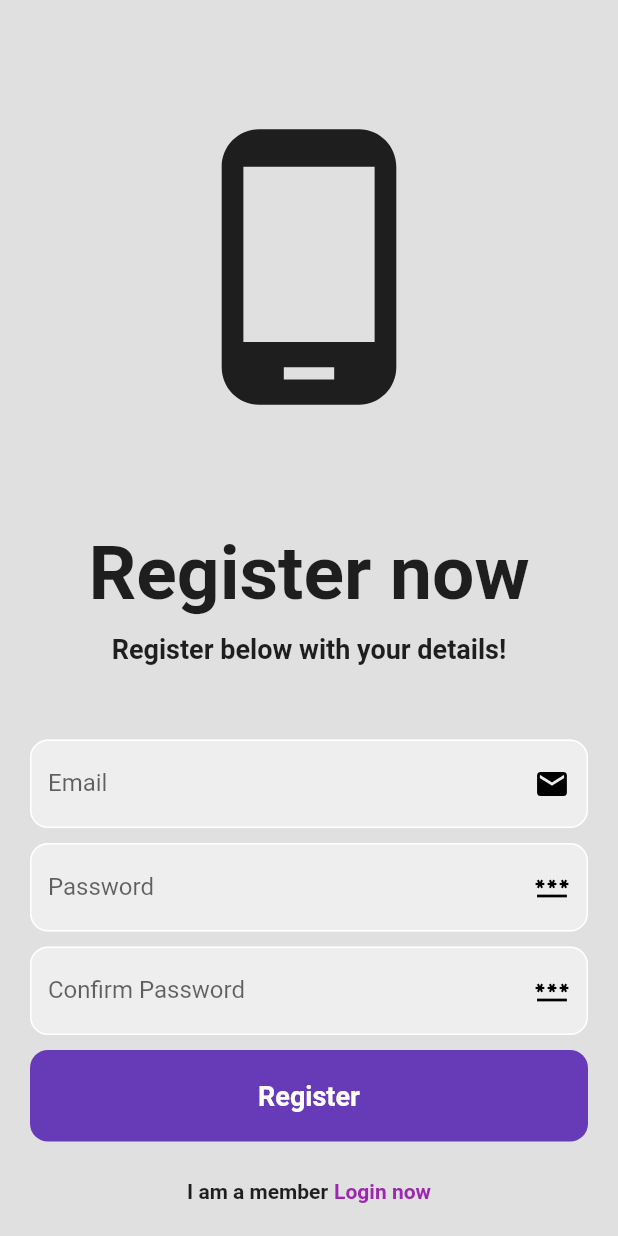
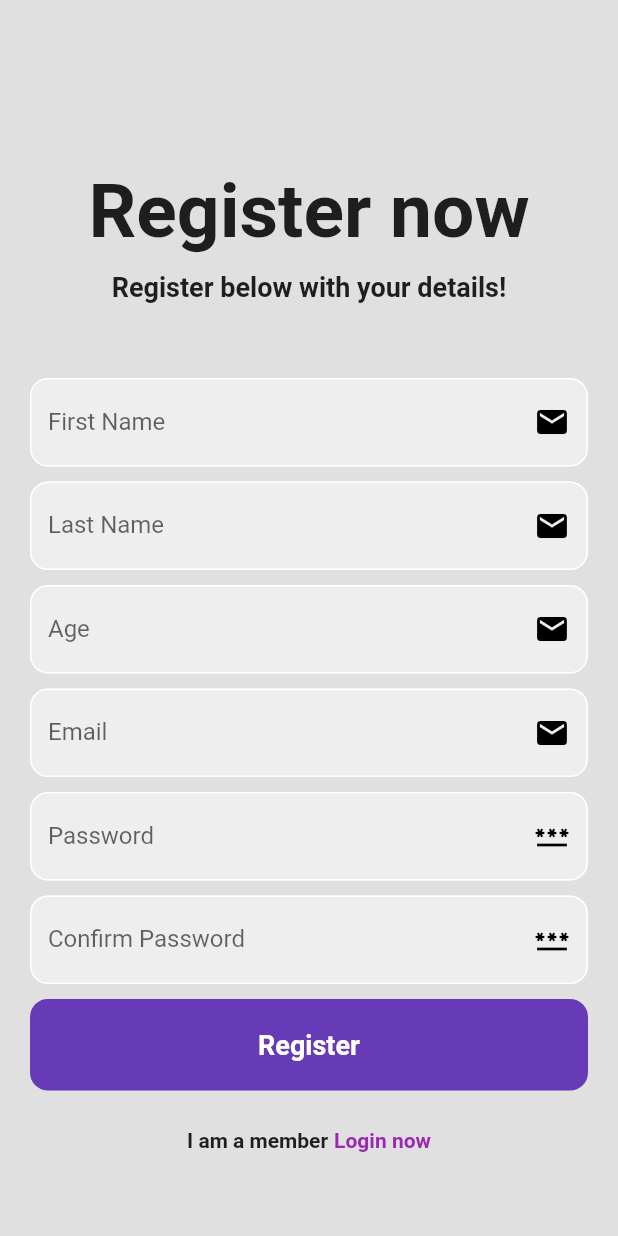
Before and after one commit to lucasantoniodev/sistema_de_login_com_firebase, a Flutter app: the screen it shows after launch, after a tap on "Register Now", on a phone screen of 412 x 824 dp. Run offline on Flutter 3.47's test engine with Material 2 defaults, Android fonts, the phone set to English and light mode, and no system bars; drawn by our look-alikes of animated_text_kit; our stand-ins replace cloud_firestore, firebase_auth, firebase_core; accounts and stored records are empty; generated files the repository leaves out were written again; network calls fail; Roboto replaces fonts that are missing (Agne).

```diff
--- a/lib/auth/auth_check.dart
+++ b/lib/auth/auth_check.dart
@@ -1,7 +1,7 @@
 import 'package:flutter/material.dart';
 import 'package:login_com_firebase/auth/auth_page.dart';
-import 'package:login_com_firebase/pages/home_page.dart';
-import 'package:login_com_firebase/services/auth_service.dart';
+import 'package:login_com_firebase/pages/home/home_page.dart';
+import 'package:login_com_firebase/services/firebase/auth_service.dart';
 import 'package:provider/provider.dart';
 
 class AuthCheck extends StatefulWidget {
@@ -27,8 +27,8 @@ class _AuthCheckState extends State<AuthCheck> {
     } else if (auth.usuario == null) {
       return const AuthPage();
     } else {
+
       return const HomePage();
     }
   }
-
 }
--- a/lib/main.dart
+++ b/lib/main.dart
@@ -2,15 +2,16 @@ import 'package:firebase_core/firebase_core.dart';
 import 'package:flutter/material.dart';
 import 'package:login_com_firebase/auth/auth_check.dart';
 import 'package:login_com_firebase/firebase_options.dart';
-import 'package:login_com_firebase/services/auth_service.dart';
+import 'package:login_com_firebase/services/firebase/auth_service.dart';
 import 'package:provider/provider.dart';
 
 void main() async {
   WidgetsFlutterBinding.ensureInitialized();
   await Firebase.initializeApp(options: DefaultFirebaseOptions.currentPlatform);
-  runApp(MultiProvider(
-      providers: [ChangeNotifierProvider(create: (context) => AuthService())],
-      child: const MyApp()));
+  runApp(MultiProvider(providers: [
+    ChangeNotifierProvider(create: (context) => AuthService()),
+
+  ], child: const MyApp()));
 }
 
 class MyApp extends StatelessWidget {
--- /dev/null
+++ b/lib/models/user_model.dart
@@ -0,0 +1,8 @@
+abstract class UserModel {
+  final String firstName;
+  final String lastName;
+  final String email;
+  final int age;
+
+  UserModel(this.firstName, this.lastName, this.email, this.age);
+}
--- a/lib/pages/login/login_page.dart
+++ b/lib/pages/login/login_page.dart
@@ -1,6 +1,6 @@
 import 'package:flutter/material.dart';
-import 'package:login_com_firebase/pages/forgot_password_page.dart';
-import 'package:login_com_firebase/services/auth_service.dart';
+import 'package:login_com_firebase/pages/forgot_password/forgot_password_page.dart';
+import 'package:login_com_firebase/services/firebase/auth_service.dart';
 import 'package:login_com_firebase/widgets/animated/custom_animated_text_widget.dart';
 import 'package:login_com_firebase/widgets/custom_button_widget.dart';
 import 'package:login_com_firebase/widgets/custom_textbutton_widget.dart';
--- a/lib/pages/register/register_page.dart
+++ b/lib/pages/register/register_page.dart
@@ -1,5 +1,6 @@
 import 'package:flutter/material.dart';
-import 'package:login_com_firebase/services/auth_service.dart';
+import 'package:login_com_firebase/services/firebase/auth_service.dart';
+import 'package:login_com_firebase/services/firebase/user_details_service.dart';
 import 'package:login_com_firebase/widgets/animated/custom_animated_text_widget.dart';
 import 'package:login_com_firebase/widgets/custom_button_widget.dart';
 import 'package:login_com_firebase/widgets/custom_textbutton_widget.dart';
@@ -19,6 +20,9 @@ class _RegisterPageState extends State<RegisterPage> {
   final _emailController = TextEditingController();
   final _passwordController = TextEditingController();
   final _confirmPasswordController = TextEditingController();
+  final _firstNameController = TextEditingController();
+  final _lastNameController = TextEditingController();
+  final _ageController = TextEditingController();
 
   register() async {
     context.read<AuthService>().passwordConfirmed(
@@ -27,6 +31,8 @@ class _RegisterPageState extends State<RegisterPage> {
       await context
           .read<AuthService>()
           .register(_emailController.text, _passwordController.text);
+      UserDetailsService.instance.addUserDetails(_firstNameController.text,
+          _lastNameController.text, _emailController.text, _ageController.text);
     } on AuthException catch (e) {
       ScaffoldMessenger.of(context)
           .showSnackBar(SnackBar(content: Text(e.message)));
@@ -37,6 +43,9 @@ class _RegisterPageState extends State<RegisterPage> {
   void dispose() {
     _emailController.dispose();
     _passwordController.dispose();
+    _firstNameController.dispose();
+    _lastNameController.dispose();
+    _ageController.dispose();
     super.dispose();
   }
 
@@ -57,13 +66,47 @@ class _RegisterPageState extends State<RegisterPage> {
                 child: Column(
               mainAxisAlignment: MainAxisAlignment.center,
               children: [
-                const Icon(Icons.phone_android, size: 200),
-                const SizedBox(height: 75),
                 const CustomTitleWidget(text: 'Register now'),
                 const SizedBox(height: 10),
                 const CustomAnimatedText(
                     text: 'Register below with your details!'),
                 const SizedBox(height: 50),
+
+                // First Name TextField
+                CustomTextFieldWidget(
+                  controller: _firstNameController,
+                  label: "First Name",
+                  icon: const Icon(
+                    Icons.email,
+                    color: Colors.black,
+                  ),
+                ),
+                const SizedBox(height: 10),
+
+                // Last Name TextField
+                CustomTextFieldWidget(
+                  controller: _lastNameController,
+                  label: "Last Name",
+                  icon: const Icon(
+                    Icons.email,
+                    color: Colors.black,
+                  ),
+                ),
+                const SizedBox(height: 10),
+
+                // Age TextField
+                CustomTextFieldWidget(
+                  type: TextInputType.number,
+                  controller: _ageController,
+                  label: "Age",
+                  icon: const Icon(
+                    Icons.email,
+                    color: Colors.black,
+                  ),
+                ),
+                const SizedBox(height: 10),
+
+                // Email TextField
                 CustomTextFieldWidget(
                   controller: _emailController,
                   label: "Email",
@@ -73,6 +116,8 @@ class _RegisterPageState extends State<RegisterPage> {
                   ),
                 ),
                 const SizedBox(height: 10),
+
+                // Password TextField
                 CustomTextFieldWidget(
                   controller: _passwordController,
                   label: "Password",
--- a/lib/services/auth_service.dart
+++ b/lib/services/firebase/auth_service.dart
@@ -43,6 +43,7 @@ class AuthService extends ChangeNotifier {
           email: email.trim(),
           password: password.trim(),
         );
+
         _getUser();
       } on FirebaseAuthException catch (e) {
         if (e.code == 'weak-password') {
--- /dev/null
+++ b/lib/services/firebase/user_details_service.dart
@@ -0,0 +1,19 @@
+import 'package:cloud_firestore/cloud_firestore.dart';
+
+class UserDetailsService {
+  static final UserDetailsService instance = UserDetailsService._();
+  UserDetailsService._();
+
+  Future addUserDetails(
+      String firstName, String lastName, String email, String age) async {
+    await FirebaseFirestore.instance.collection('users').add({
+      "firstName": firstName,
+      "lastName": lastName,
+      "email": email,
+      "age": int.parse(age),
+    });
+
+  }
+
+
+}
--- a/pubspec.yaml
+++ b/pubspec.yaml
@@ -17,6 +17,7 @@ dependencies:
   firebase_auth:
   firebase_core:
   provider: ^6.0.2
+  cloud_firestore: ^3.1.14
 
 dev_dependencies:
   flutter_test:
```
Also changed, not shown: lib/pages/home/home_page.dart (added, +68 -0 lines), lib/pages/home_page.dart (deleted, +0 -30 lines), lib/read_data/get_user_name.dart (added, +24 -0 lines), lib/pages/forgot_password/forgot_password_page.dart (renamed from lib/pages/forgot_password_page.dart), pubspec.lock, 1 other file.
